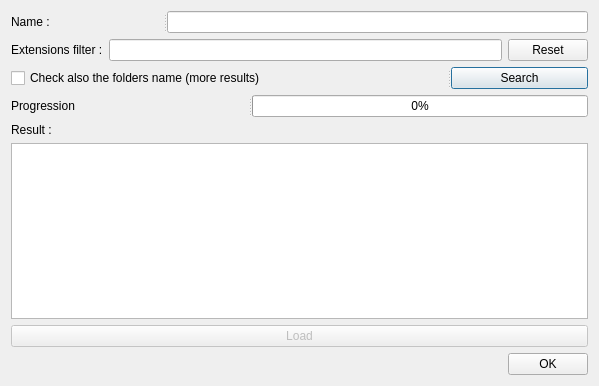
Above: W2ENT_QT/GUI_Search.ui from JLouis-B/RedTools before the change. Below: the same form after it.
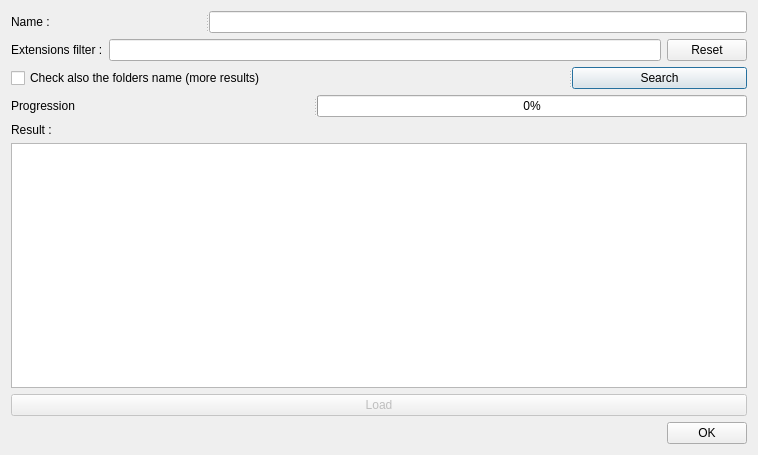
That is the form after the change.

Commit message: Fast search

What changed in the file:
```diff
--- a/W2ENT_QT/GUI_Search.ui
+++ b/W2ENT_QT/GUI_Search.ui
@@ -6,8 +6,8 @@
    <rect>
     <x>0</x>
     <y>0</y>
-    <width>599</width>
-    <height>386</height>
+    <width>758</width>
+    <height>455</height>
    </rect>
   </property>
   <property name="windowTitle">
```
The commit also changes 2 other files.
